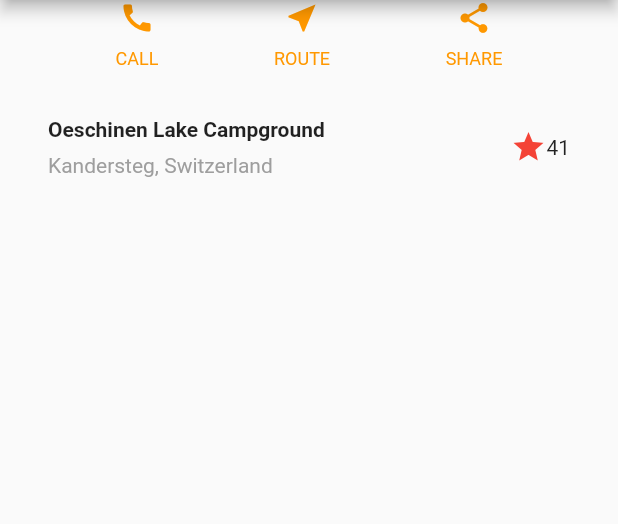
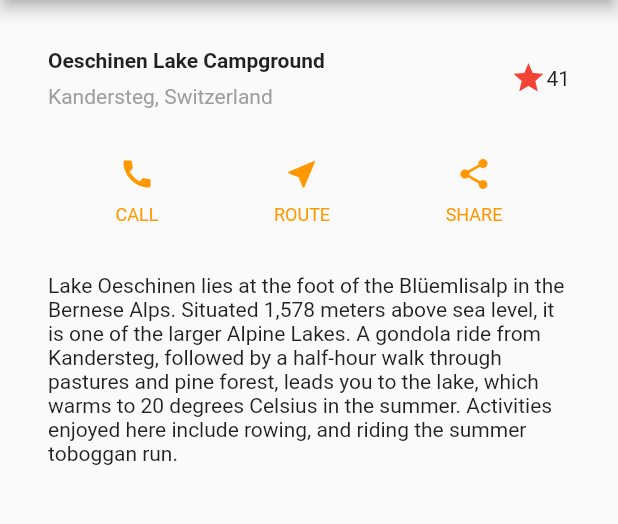
Before and after one commit to astutz96/layouts_in_flutter, a Flutter app: the screen it shows after launch, on a phone screen of 412 x 824 dp, the part 84-608 px from its top. Run offline on Flutter 3.47's test engine with Material 2 defaults, Android fonts, the phone set to English and light mode, and no system bars.

```diff
--- a/lib/main.dart
+++ b/lib/main.dart
@@ -17,14 +17,34 @@ class MyApp extends StatelessWidget {
         ),
         body: Column(
           children: [
+            TitleSection(),
             ButtonSection(),
-            TitleSection(),
+            TextSection(),
           ],
         ),
       ),
     );
   }
 }
+
+class TextSection extends StatelessWidget {
+  @override
+  Widget build(BuildContext context) {
+    return Container(
+      padding: const EdgeInsets.all(32),
+      child: Text(
+        'Lake Oeschinen lies at the foot of the Blüemlisalp in the Bernese '
+            'Alps. Situated 1,578 meters above sea level, it is one of the '
+            'larger Alpine Lakes. A gondola ride from Kandersteg, followed by a '
+            'half-hour walk through pastures and pine forest, leads you to the '
+            'lake, which warms to 20 degrees Celsius in the summer. Activities '
+            'enjoyed here include rowing, and riding the summer toboggan run.',
+        softWrap: true,
+      ),
+    );
+  }
+}
+
 
 class ButtonSection extends StatelessWidget {
 
@@ -67,7 +87,6 @@ class ButtonSection extends StatelessWidget {
   }
 }
 
-//asdf
 class TitleSection extends StatelessWidget {
   @override
   Widget build(BuildContext context) {
```
